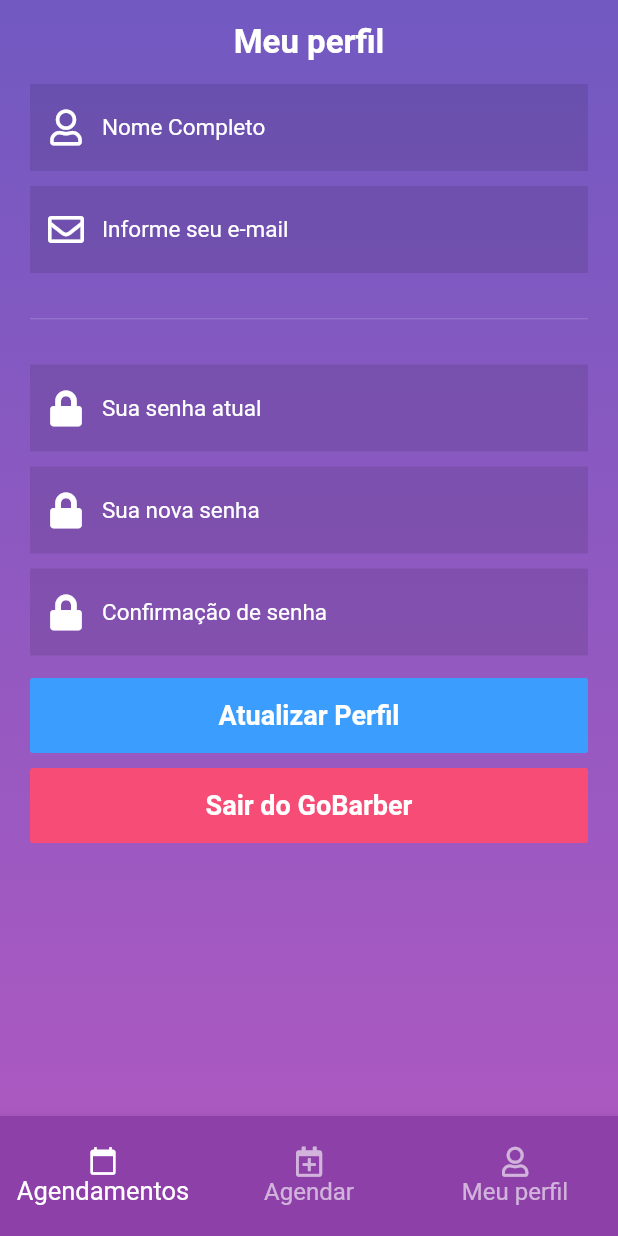
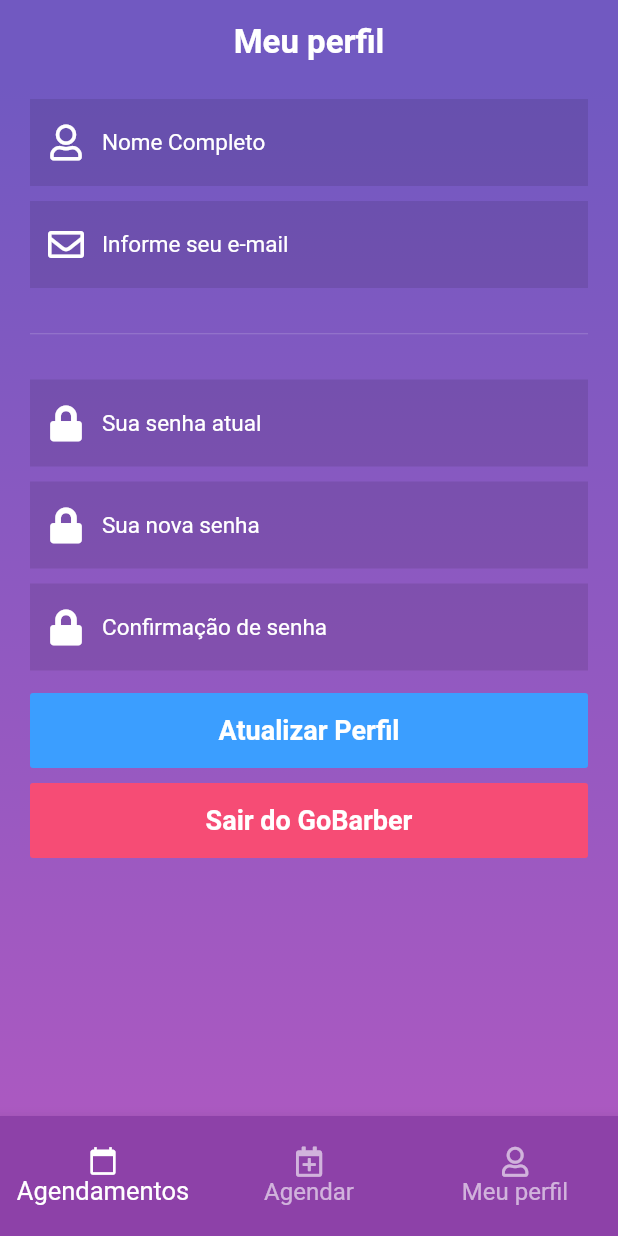
Before and after one commit to henriquesan14/app-gobarber-flutter, a Flutter app: the DashBoard screen opened directly, swiped to page 3, on a phone screen of 412 x 824 dp. Run offline on Flutter 3.47's test engine with Material 2 defaults, Android fonts, the phone set to English and light mode, and no system bars; our stand-ins replace font_awesome_flutter; network calls fail.

Commit message:
criado widget de container gradient e substituido nos demais

```diff
--- a/lib/main.dart
+++ b/lib/main.dart
@@ -3,6 +3,10 @@ import 'package:app_gobarber/pages/dashboard/profile/profile_page.dart';
 import 'package:app_gobarber/pages/signin/sign_in_page.dart';
 import 'package:flutter/material.dart';
 import 'package:flutter/services.dart';
+
+import 'pages/dashboard/dashboard.dart';
+import 'pages/signin/sign_in_page.dart';
+import 'pages/signup/sign_up_page.dart';
 
 void main() => runApp(MyApp());
 
--- a/lib/pages/dashboard/agendamentos/widgets/agendamento_tile.dart
+++ b/lib/pages/dashboard/agendamentos/widgets/agendamento_tile.dart
@@ -22,7 +22,7 @@ class AgendamentoTile extends StatelessWidget {
         leading: Container(
           width: 55,
           height: 55,
-          margin: EdgeInsets.only(right: 15),
+          margin: EdgeInsets.only(right: 10),
             child: CircleAvatar(
             backgroundImage: NetworkImage("https://i.ytimg.com/vi/nX2mWiJUW30/maxresdefault.jpg"),
           ),
--- a/lib/pages/dashboard/dashboard.dart
+++ b/lib/pages/dashboard/dashboard.dart
@@ -33,7 +33,7 @@ class _DashBoardState extends State<DashBoard> {
       controller: _pageController,
       children: <Widget>[
         AgendamentosPage(),
-        PrestadorPage(),
+        Container(),
         ProfilePage(),
       ],
     ),
--- a/lib/pages/dashboard/prestadores/widgets/card_prestador.dart
+++ b/lib/pages/dashboard/prestadores/widgets/card_prestador.dart
@@ -13,8 +13,8 @@ class CardPrestador extends StatelessWidget {
                 crossAxisAlignment: CrossAxisAlignment.center,
                 children: <Widget>[
                   Container(
-                    width: 60,
-                    height: 60,
+                    width: 65,
+                    height: 65,
                     child: CircleAvatar(
                       backgroundImage: NetworkImage("https://i.ytimg.com/vi/nX2mWiJUW30/maxresdefault.jpg"),
                     ),
--- a/lib/pages/dashboard/profile/profile_page.dart
+++ b/lib/pages/dashboard/profile/profile_page.dart
@@ -1,4 +1,5 @@
 
+import 'package:app_gobarber/widgets/container_gradient.dart';
 import 'package:app_gobarber/widgets/input_field.dart';
 import 'package:app_gobarber/widgets/submit_button.dart';
 import 'package:flutter/material.dart';
@@ -12,37 +13,23 @@ class ProfilePage extends StatelessWidget {
 
   @override
   Widget build(BuildContext context) {
-    return Scaffold(
-      body: SafeArea(
-          child: Container(
-          padding: EdgeInsets.symmetric(horizontal: 20),
-          decoration: BoxDecoration(
-              gradient: LinearGradient(
-                begin: Alignment.topCenter,
-                end: Alignment.bottomCenter,
-                colors: [
-                  Theme.of(context).primaryColor,
-                  Color(0xffab59c1),
-                ]
+    return ContainerGradient(
+          appBar: AppBar(
+            title: Text(
+              "Meu perfil",
+              style: TextStyle(
+                fontSize: 22,
+                fontWeight: FontWeight.bold
               ),
+            ),
+            centerTitle: true,
+            elevation: 0,
           ),
           child: Form(
             child: Column(
               crossAxisAlignment: CrossAxisAlignment.stretch,
               children: <Widget>[
-                Container(
-                    margin: EdgeInsets.symmetric(vertical:15),
-                    child: Center(
-                    child: Text(
-                      "Meu perfil",
-                      style: TextStyle(
-                        color: Colors.white,
-                        fontSize: 22,
-                        fontWeight: FontWeight.bold
-                      )
-                    )
-                  ),
-                ),
+                SizedBox(height: 10,),
                 InputField(
                   autoCorrect: false,
                   hint: "Nome Completo",
@@ -114,8 +101,6 @@ class ProfilePage extends StatelessWidget {
               ],
             ),
           ),
-        ),
-      ),
-    );
+        );
   }
 }
--- /dev/null
+++ b/lib/widgets/container_gradient.dart
@@ -0,0 +1,33 @@
+import 'package:flutter/material.dart';
+
+class ContainerGradient  extends StatelessWidget {
+
+  final Widget child;
+  final double height;
+  final AppBar appBar;
+
+  ContainerGradient({this.child, this.height, this.appBar});
+
+  @override
+  Widget build(BuildContext context) {
+    return Scaffold(
+      backgroundColor: Color(0xffab59c1),
+      appBar: appBar,
+      body: Container(
+        padding: EdgeInsets.symmetric(horizontal: 20),
+        height: height,
+        decoration: BoxDecoration(
+          gradient: LinearGradient(
+            begin: Alignment.topCenter,
+            end: Alignment.bottomCenter,
+            colors: [
+              Theme.of(context).primaryColor,
+               Color(0xffab59c1),
+            ]
+          ),
+        ),
+        child: child
+      ),
+    );
+  }
+}
```
Also changed, not shown: lib/pages/dashboard/agendamentos/agendamentos_page.dart (+3 -18 lines), lib/pages/dashboard/prestadores/prestador_page.dart (+8 -22 lines), lib/pages/signin/sign_in_page.dart (+5 -21 lines), lib/pages/signup/sign_up_page.dart (+4 -20 lines).
